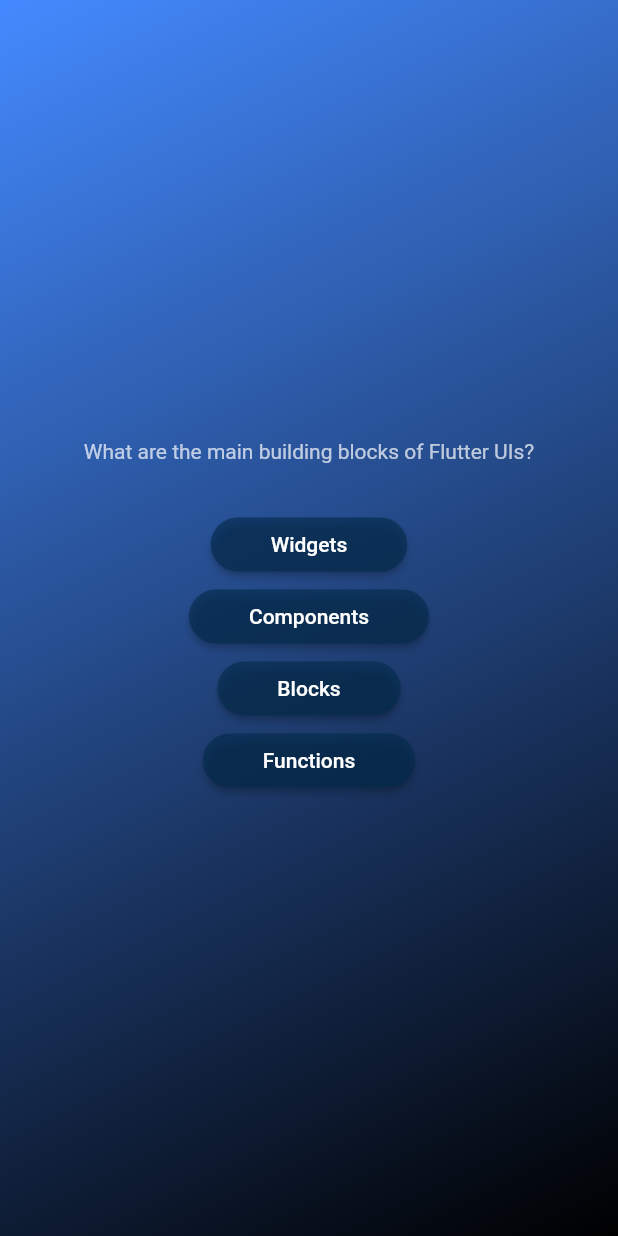
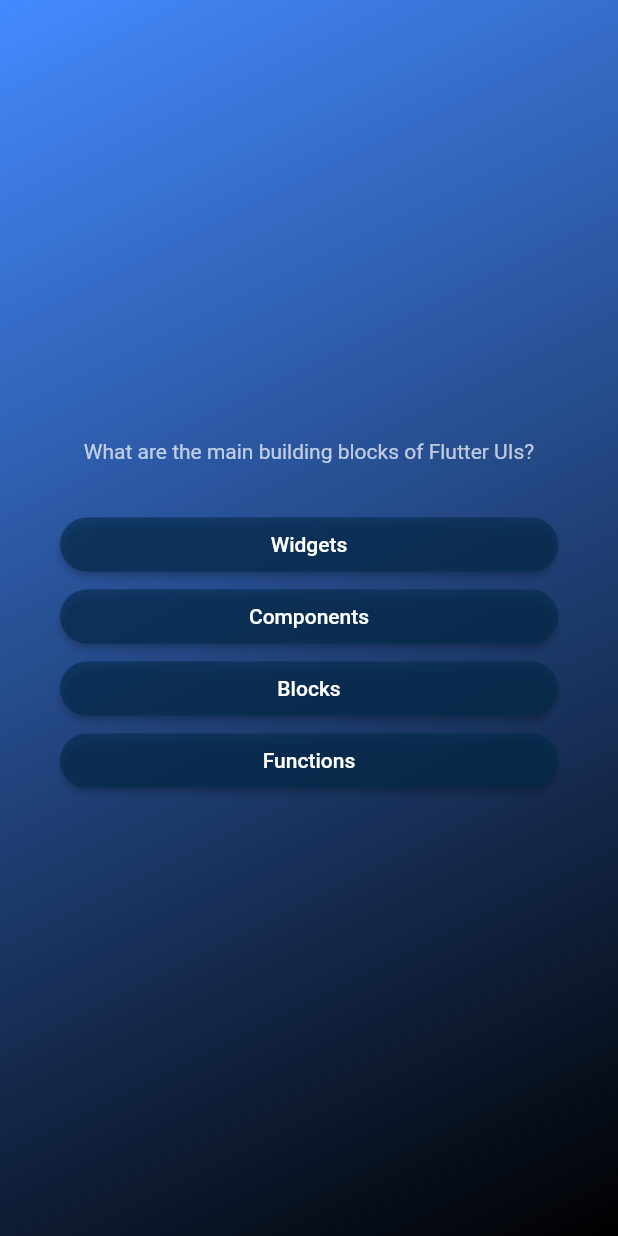
Before and after one commit to carlstep/my_quiz_app_v2, a Flutter app: the screen it shows after launch, after a tap on "Start Quiz", on a phone screen of 412 x 824 dp. Run offline on Flutter 3.47's test engine with Material 2 defaults, Android fonts, the phone set to English and light mode, and no system bars; our stand-ins replace google_fonts.

Commit message:
mapping answers to AnswerButton

```diff
--- a/lib/questions_screen.dart
+++ b/lib/questions_screen.dart
@@ -16,7 +16,10 @@
 
     return SizedBox(
       width: double.infinity,
+      child: Container(
+        padding: const EdgeInsets.all(40.0),
         child: Column(
+          crossAxisAlignment: CrossAxisAlignment.stretch,
           mainAxisAlignment: MainAxisAlignment.center,
           children: [
             Text(
@@ -24,27 +27,21 @@
               style: const TextStyle(
                 color: Colors.white70,
               ),
+              textAlign: TextAlign.center,
             ),
             const SizedBox(
               height: 30,
             ),
-          AnswerButton(
-            answerText: currentQuestion.answers[0],
+            // the three dots ... is a spread operator
+            // provides the answers using map, for each answer return the AnswerButton
+            ...currentQuestion.answers.map((answer) {
+              return AnswerButton(
+                answerText: answer,
                 onTapAnswer: () {},
+              );
+            }),
+          ],
         ),
-          AnswerButton(
-            answerText: currentQuestion.answers[1],
-            onTapAnswer: () {},
-          ),
-          AnswerButton(
-            answerText: currentQuestion.answers[2],
-            onTapAnswer: () {},
-          ),
-          AnswerButton(
-            answerText: currentQuestion.answers[3],
-            onTapAnswer: () {},
-          ),
-        ],
       ),
     );
   }
```
Lines whose indentation alone changed are shown as unchanged.
